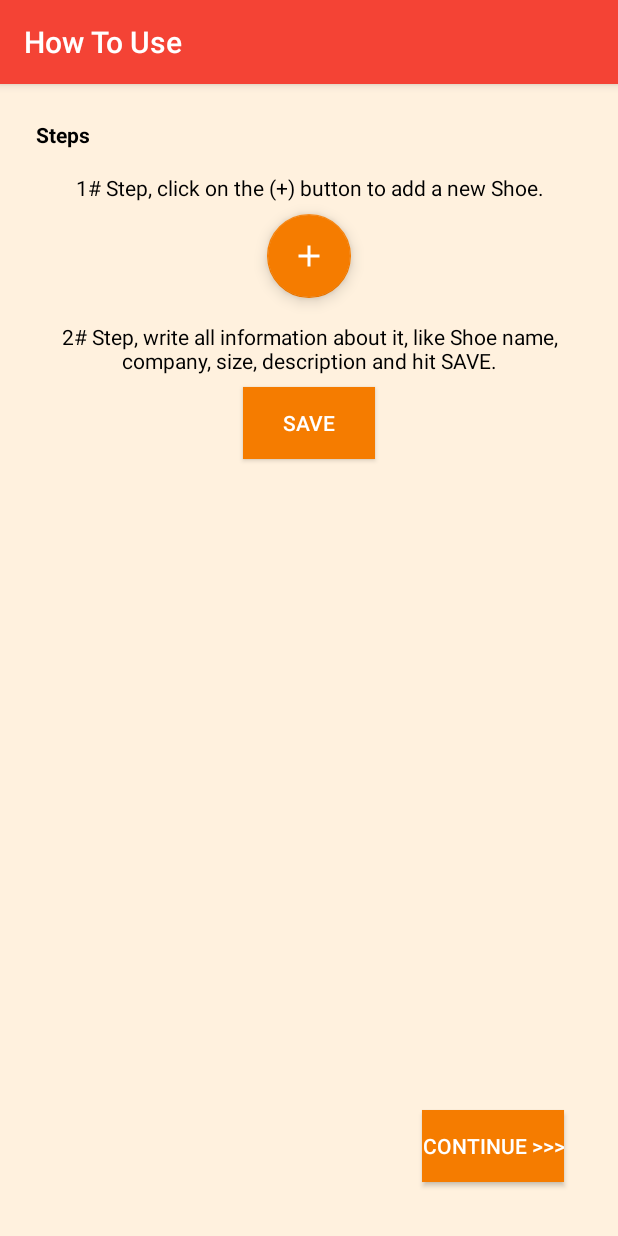
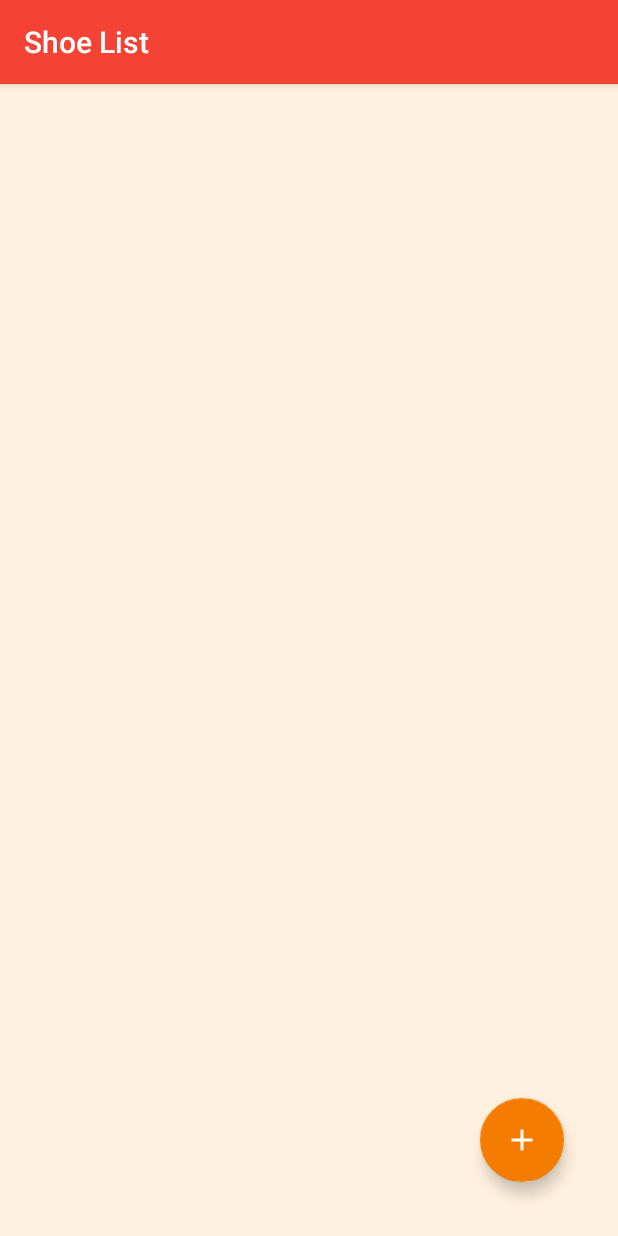
Before and after one commit to Toscaro/shoe-store, an Android app: the InstructionFragment screen opened through its navigation route, after a tap on an icon or button, on a phone screen of 412 x 824 dp. Run offline under Robolectric (Android 15) with nearby library versions, the phone set to English and light mode, and no system bars; our stand-ins replace Timber, data binding, navigation-ui; 1 statement that could not run was skipped.

Commit message:
Creating the Loggout menu and ShoeListFragment

```diff
--- a/app/src/main/java/com/toscaro/shoestore/view/MainActivity.kt
+++ b/app/src/main/java/com/toscaro/shoestore/view/MainActivity.kt
@@ -1,19 +1,56 @@
 package com.toscaro.shoestore.view
 
 import android.os.Bundle
+import android.view.Menu
+import android.view.MenuInflater
+import android.view.MenuItem
 import androidx.appcompat.app.AppCompatActivity
 import androidx.databinding.DataBindingUtil
+import androidx.navigation.NavController
+import androidx.navigation.fragment.NavHostFragment
+import androidx.navigation.ui.AppBarConfiguration
+import androidx.navigation.ui.NavigationUI
 import com.toscaro.shoestore.R
 import com.toscaro.shoestore.databinding.ActivityMainBinding
 import timber.log.Timber
 
 class MainActivity : AppCompatActivity() {
 
+    private lateinit var binding: ActivityMainBinding
+    private lateinit var navController: NavController
+    private lateinit var appBarConfiguration: AppBarConfiguration
+
     override fun onCreate(savedInstanceState: Bundle?) {
         super.onCreate(savedInstanceState)
-        val binding =
-            DataBindingUtil.setContentView<ActivityMainBinding>(this, R.layout.activity_main)
+        binding = DataBindingUtil.setContentView(this, R.layout.activity_main)
         Timber.plant(Timber.DebugTree())
         setSupportActionBar(binding.toolbar)
+        val navHostFragment = supportFragmentManager.findFragmentById(binding.navHostFragmentContainer.id) as NavHostFragment
+
+        navController = navHostFragment.navController
+        appBarConfiguration = AppBarConfiguration(setOf(R.id.loginFragment, R.id.shoeListFragment))
+
+        NavigationUI.setupActionBarWithNavController(this, navController, appBarConfiguration)
+        navController.addOnDestinationChangedListener { _, _, _ ->
+            invalidateOptionsMenu()
+        }
+    }
+
+    override fun onCreateOptionsMenu(menu: Menu?): Boolean =
+        if (navController.currentDestination?.id == navController.graph.startDestination) {
+            super.onCreateOptionsMenu(menu)
+        } else {
+            val inflater: MenuInflater = menuInflater
+            inflater.inflate(R.menu.menu, menu)
+            true
+        }
+
+
+    override fun onOptionsItemSelected(item: MenuItem): Boolean {
+        return NavigationUI.onNavDestinationSelected(item, navController) || super.onOptionsItemSelected(item)
+    }
+
+    override fun onSupportNavigateUp(): Boolean {
+        return NavigationUI.navigateUp(navController, appBarConfiguration) || super.onSupportNavigateUp()
     }
 }
--- a/app/src/main/java/com/toscaro/shoestore/view/common/BaseFragment.kt
+++ /dev/null
@@ -1,14 +0,0 @@
-package com.toscaro.shoestore.view.common
-
-import android.os.Bundle
-import androidx.fragment.app.Fragment
-
-abstract class BaseFragment : Fragment() {
-
-    protected abstract val fragmentTitle: Int
-
-    override fun onCreate(savedInstanceState: Bundle?) {
-        super.onCreate(savedInstanceState)
-        requireActivity().setTitle(fragmentTitle)
-    }
-}
--- a/app/src/main/java/com/toscaro/shoestore/view/instructions/InstructionFragment.kt
+++ b/app/src/main/java/com/toscaro/shoestore/view/instructions/InstructionFragment.kt
@@ -4,12 +4,11 @@ import android.os.Bundle
 import android.view.LayoutInflater
 import android.view.View
 import android.view.ViewGroup
-import com.toscaro.shoestore.R
+import androidx.fragment.app.Fragment
+import androidx.navigation.Navigation
 import com.toscaro.shoestore.databinding.FragmentInstructionBinding
-import com.toscaro.shoestore.view.common.BaseFragment
 
-class InstructionFragment : BaseFragment() {
-    override val fragmentTitle: Int = R.string.instruction_screen_title
+class InstructionFragment : Fragment() {
 
     override fun onCreateView(
         inflater: LayoutInflater,
@@ -18,9 +17,11 @@ class InstructionFragment : BaseFragment() {
     ): View {
         val binding = FragmentInstructionBinding.inflate(inflater, container, false)
 
-        binding.continueButton.setOnClickListener {
-            //TODO add navigation when implement the Shoe List Screen
-        }
+        binding.continueButton.setOnClickListener(
+            Navigation.createNavigateOnClickListener(
+                InstructionFragmentDirections.actionInstructionFragmentToShoeListFragment()
+            )
+        )
         return binding.root
     }
 
--- a/app/src/main/java/com/toscaro/shoestore/view/login/LoginFragment.kt
+++ b/app/src/main/java/com/toscaro/shoestore/view/login/LoginFragment.kt
@@ -4,23 +4,15 @@ import android.os.Bundle
 import android.view.LayoutInflater
 import android.view.View
 import android.view.ViewGroup
+import androidx.fragment.app.Fragment
 import androidx.navigation.Navigation
-import com.toscaro.shoestore.R
 import com.toscaro.shoestore.databinding.FragmentLoginBinding
-import com.toscaro.shoestore.view.common.BaseFragment
 
-class LoginFragment : BaseFragment() {
+class LoginFragment : Fragment() {
 
-    override val fragmentTitle: Int = R.string.login_screen_title
-
-    override fun onCreateView(
-        inflater: LayoutInflater,
-        container: ViewGroup?,
-        savedInstanceState: Bundle?
-    ): View {
+    override fun onCreateView(inflater: LayoutInflater, container: ViewGroup?, savedInstanceState: Bundle?): View {
         val binding = FragmentLoginBinding.inflate(inflater, container, false)
-        val navigateToWelcomeClickListener =
-            Navigation.createNavigateOnClickListener(LoginFragmentDirections.actionLoginFragmentToWelcomeFragment())
+        val navigateToWelcomeClickListener = Navigation.createNavigateOnClickListener(LoginFragmentDirections.actionLoginFragmentToWelcomeFragment())
 
         binding.registerButton.setOnClickListener(navigateToWelcomeClickListener)
         binding.loginWithExistingAccountButton.setOnClickListener(navigateToWelcomeClickListener)
--- /dev/null
+++ b/app/src/main/java/com/toscaro/shoestore/view/shoe/ShoeListFragment.kt
@@ -0,0 +1,24 @@
+package com.toscaro.shoestore.view.shoe
+
+import android.os.Bundle
+import android.view.LayoutInflater
+import android.view.View
+import android.view.ViewGroup
+import androidx.fragment.app.Fragment
+import com.toscaro.shoestore.databinding.FragmentShoeListBinding
+
+class ShoeListFragment : Fragment() {
+
+    override fun onCreateView(
+        inflater: LayoutInflater,
+        container: ViewGroup?,
+        savedInstanceState: Bundle?
+    ): View {
+        val binding = FragmentShoeListBinding.inflate(inflater, container, false)
+
+        binding.addNewShoeButton.setOnClickListener {
+//            TODO add on click listener when create the add new shoe screen
+        }
+        return binding.root
+    }
+}
--- a/app/src/main/java/com/toscaro/shoestore/view/welcome/WelcomeFragment.kt
+++ b/app/src/main/java/com/toscaro/shoestore/view/welcome/WelcomeFragment.kt
@@ -4,13 +4,11 @@ import android.os.Bundle
 import android.view.LayoutInflater
 import android.view.View
 import android.view.ViewGroup
+import androidx.fragment.app.Fragment
 import androidx.navigation.Navigation
-import com.toscaro.shoestore.R
 import com.toscaro.shoestore.databinding.FragmentWelcomeBinding
-import com.toscaro.shoestore.view.common.BaseFragment
 
-class WelcomeFragment : BaseFragment() {
-    override val fragmentTitle: Int = R.string.welcome_screen_title
+class WelcomeFragment : Fragment() {
 
     override fun onCreateView(
         inflater: LayoutInflater,
--- /dev/null
+++ b/app/src/main/java/com/toscaro/shoestore/viewmodel/ShoeViewModel.kt
@@ -0,0 +1,7 @@
+package com.toscaro.shoestore.viewmodel
+
+import androidx.lifecycle.ViewModel
+
+class ShoeViewModel : ViewModel() {
+
+}
--- /dev/null
+++ b/app/src/main/res/drawable/background_primary_dark_border.xml
@@ -0,0 +1,20 @@
+<?xml version="1.0" encoding="utf-8"?>
+<shape xmlns:android="http://schemas.android.com/apk/res/android"
+    android:shape="rectangle">
+
+    <padding
+        android:bottom="16dp"
+        android:left="16dp"
+        android:right="16dp"
+        android:top="16dp" />
+    <solid android:color="@android:color/transparent" />
+
+    <corners
+        android:bottomLeftRadius="8dp"
+        android:bottomRightRadius="8dp"
+        android:topLeftRadius="8dp"
+        android:topRightRadius="8dp" />
+    <stroke
+        android:width="1dp"
+        android:color="@color/colorPrimaryDark" />
+</shape>
--- a/app/src/main/res/layout/fragment_login.xml
+++ b/app/src/main/res/layout/fragment_login.xml
@@ -31,6 +31,7 @@
             android:layout_marginTop="8dp"
             android:layout_marginEnd="36dp"
             android:autofillHints="email"
+            android:background="@drawable/background_primary_dark_border"
             android:hint="@string/login_email_field_hint"
             android:inputType="textEmailAddress"
             app:layout_constraintEnd_toEndOf="parent"
@@ -59,6 +60,7 @@
             android:layout_marginTop="8dp"
             android:layout_marginEnd="36dp"
             android:autofillHints="password"
+            android:background="@drawable/background_primary_dark_border"
             android:hint="@string/login_password_field_hint"
             android:inputType="textPassword"
             app:layout_constraintEnd_toEndOf="parent"
--- /dev/null
+++ b/app/src/main/res/layout/fragment_shoe_list.xml
@@ -0,0 +1,45 @@
+<?xml version="1.0" encoding="utf-8"?>
+<layout xmlns:android="http://schemas.android.com/apk/res/android"
+    xmlns:app="http://schemas.android.com/apk/res-auto"
+    xmlns:tools="http://schemas.android.com/tools">
+
+    <!-- Constraint layout was used due the necessity having a FAB (FloatingActionButton) floating
+    on the Screen, making it impossible with linear layout, it could be Relative Layout, but IMO
+    Constraint was better and simple to understand in this case. -->
+    <androidx.constraintlayout.widget.ConstraintLayout
+        android:id="@+id/root_shoe_list_view"
+        android:layout_width="match_parent"
+        android:layout_height="match_parent"
+        android:background="@color/colorBackground">
+
+        <ScrollView
+            android:id="@+id/scroll_container"
+            android:layout_width="0dp"
+            android:layout_height="0dp"
+            app:layout_constraintBottom_toBottomOf="parent"
+            app:layout_constraintEnd_toEndOf="parent"
+            app:layout_constraintStart_toStartOf="parent"
+            app:layout_constraintTop_toTopOf="parent">
+
+            <LinearLayout
+                android:id="@+id/shoe_items_container"
+                android:layout_width="match_parent"
+                android:layout_height="wrap_content"
+                android:orientation="horizontal"
+                tools:ignore="UselessLeaf" />
+        </ScrollView>
+
+        <com.google.android.material.floatingactionbutton.FloatingActionButton
+            android:id="@+id/add_new_shoe_button"
+            android:layout_width="wrap_content"
+            android:layout_height="wrap_content"
+            android:layout_marginEnd="36dp"
+            android:layout_marginBottom="36dp"
+            android:contentDescription="@string/shoe_list_add_new_shoe_button_content_description"
+            android:src="@drawable/ic_add"
+            app:fabSize="normal"
+            app:layout_constraintBottom_toBottomOf="parent"
+            app:layout_constraintEnd_toEndOf="parent" />
+
+    </androidx.constraintlayout.widget.ConstraintLayout>
+</layout>
--- /dev/null
+++ b/app/src/main/res/menu/menu.xml
@@ -0,0 +1,6 @@
+<?xml version="1.0" encoding="utf-8"?>
+<menu xmlns:android="http://schemas.android.com/apk/res/android">
+    <item
+        android:id="@+id/loginFragment"
+        android:title="Logout" />
+</menu>
--- a/app/src/main/res/navigation/app_nav_graph.xml
+++ b/app/src/main/res/navigation/app_nav_graph.xml
@@ -8,19 +8,17 @@
     <fragment
         android:id="@+id/loginFragment"
         android:name="com.toscaro.shoestore.view.login.LoginFragment"
-        android:label="fragment_login"
+        android:label="@string/login_screen_title"
         tools:layout="@layout/fragment_login">
         <action
             android:id="@+id/action_loginFragment_to_welcomeFragment"
-            app:destination="@id/welcomeFragment"
-            app:popUpTo="@id/app_nav_graph"
-            app:popUpToInclusive="true" />
+            app:destination="@id/welcomeFragment" />
     </fragment>
 
     <fragment
         android:id="@+id/welcomeFragment"
         android:name="com.toscaro.shoestore.view.welcome.WelcomeFragment"
-        android:label="fragment_welcome"
+        android:label="@string/welcome_screen_title"
         tools:layout="@layout/fragment_welcome">
         <action
             android:id="@+id/action_welcomeFragment_to_instructionFragment"
@@ -34,7 +32,19 @@
     <fragment
         android:id="@+id/instructionFragment"
         android:name="com.toscaro.shoestore.view.instructions.InstructionFragment"
-        android:label="fragment_instruction"
-        tools:layout="@layout/fragment_instruction" />
+        android:label="@string/instruction_screen_title"
+        tools:layout="@layout/fragment_instruction">
+        <action
+            android:id="@+id/action_instructionFragment_to_shoeListFragment"
+            app:destination="@id/shoeListFragment"
+            app:popUpTo="@id/app_nav_graph"
+            app:popUpToInclusive="true" />
+    </fragment>
+
+    <fragment
+        android:id="@+id/shoeListFragment"
+        android:name="com.toscaro.shoestore.view.shoe.ShoeListFragment"
+        android:label="@string/shoe_list_screen_title"
+        tools:layout="@layout/fragment_shoe_list" />
 
 </navigation>
--- a/app/src/main/res/values/strings.xml
+++ b/app/src/main/res/values/strings.xml
@@ -5,10 +5,10 @@
 
     <!-- Login Fragment Screen -->
     <string name="login_screen_title">Login</string>
-    <string name="login_email_header">Email</string>
+    <string name="login_email_header">&#8226; Email</string>
     <string name="login_email_field_hint">Type your email…</string>
     <string name="login_password_field_hint">Type your password…</string>
-    <string name="login_password_header">Password</string>
+    <string name="login_password_header">&#8226; Password</string>
     <string name="login_register_button">Register</string>
     <string name="login_login_existing_account_button">Login with existing account</string>
 
@@ -21,10 +21,14 @@
 
     <!-- Instruction Fragment Screen -->
     <string name="instruction_screen_title">How To Use</string>
-    <string name="instruction_steps_header">Steps</string>
+    <string name="instruction_steps_header">&#8226; Steps</string>
     <string name="instruction_step_one_text">1# Step, click on the (+) button to add a new Shoe.</string>
     <string name="instruction_step_one_image_content_description">The example of a round orange button to add a new shoe</string>
     <string name="instruction_step_two_text">2# Step, write all information about it, like Shoe name, company, size, description and hit SAVE.</string>
     <string name="instruction_step_two_image_content_description">The example of an orange button to save a new shoe</string>
     <string name="instruction_continue_button">Continue &gt;&gt;&gt;</string>
+
+    <!-- Shoe List Fragment Screen -->
+    <string name="shoe_list_screen_title">Shoe List</string>
+    <string name="shoe_list_add_new_shoe_button_content_description">Add new Shoe</string>
 </resources>
```
